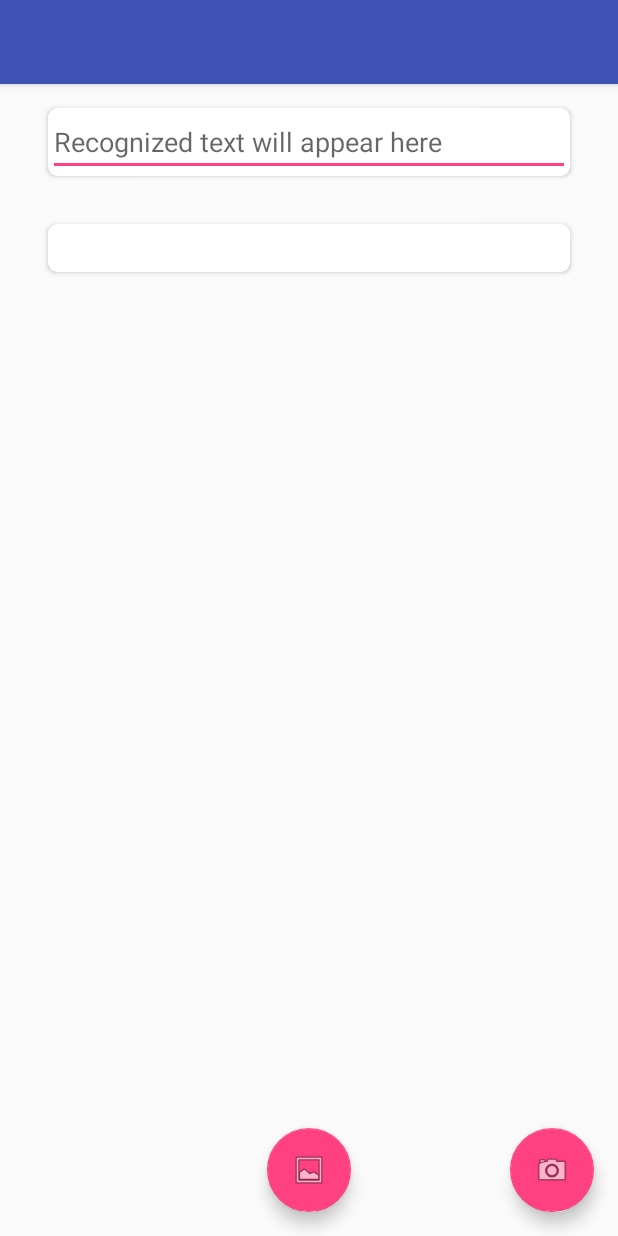
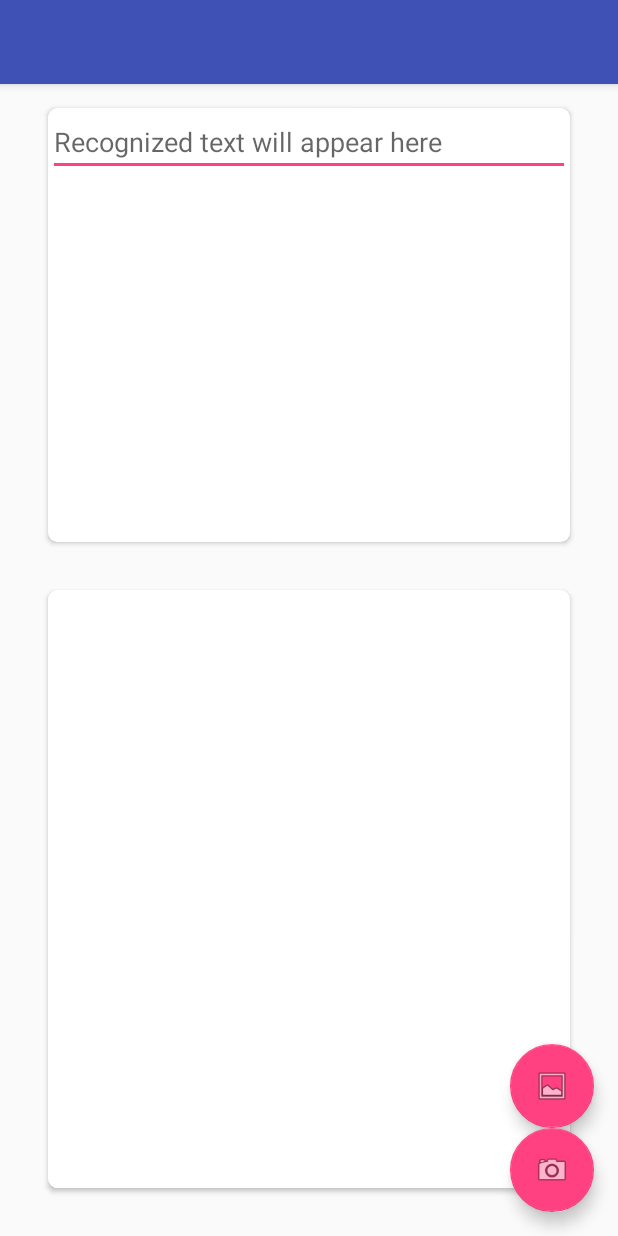
Before and after one commit to Anet93/tesseract-photo-recognition, an Android app: the screen it shows after launch (StartActivity), after a tap on an icon or button, on a phone screen of 412 x 824 dp. Run offline under Robolectric (Android 15) with nearby library versions, the phone set to English and light mode, and no system bars; our stand-ins replace ButterKnife; libraries missing offline, so code that uses them is left out: com.googlecode.tesseract; 4 statements that could not run were skipped.

Commit message:
changes part 2

```diff
--- a/app/src/main/AndroidManifest.xml
+++ b/app/src/main/AndroidManifest.xml
@@ -15,13 +15,13 @@
             android:screenOrientation="portrait">
             <intent-filter>
                 <action android:name="android.intent.action.MAIN" />
-
                 <category android:name="android.intent.category.LAUNCHER" />
             </intent-filter>
         </activity>
         <activity
             android:name=".activities.CropActivity"
-            android:theme="@style/AppTheme.NoActionBar">
+            android:theme="@style/AppTheme.NoActionBar"
+            android:screenOrientation="portrait">
         </activity>
     </application>
 
--- a/app/src/main/java/ua/com/mostivskyi/vitalii/tessaracttestapp/activities/StartActivity.java
+++ b/app/src/main/java/ua/com/mostivskyi/vitalii/tessaracttestapp/activities/StartActivity.java
@@ -2,7 +2,6 @@ package ua.com.mostivskyi.vitalii.tessaracttestapp.activities;
 
 import java.io.File;
 
-import android.Manifest;
 import android.annotation.TargetApi;
 import android.app.Activity;
 import android.content.Intent;
@@ -65,30 +64,37 @@ public class StartActivity extends Activity implements ActivityCompat.OnRequestP
     @OnClick(R.id.fabCamera)
     public void takePhotoButtonClick(View view) {
         Log.v(TAG, "Starting Camera app");
-
-        int currentapiVersion = android.os.Build.VERSION.SDK_INT;
-        if (currentapiVersion >= Build.VERSION_CODES.M) {
-            checkPermission();
-        }
         startCameraActivity();
     }
 
     @TargetApi(Build.VERSION_CODES.M)
     public void checkPermission(){
-        if (checkSelfPermission(Manifest.permission.CAMERA) != PackageManager.PERMISSION_GRANTED) {
-            requestPermissions(new String[]{Manifest.permission.CAMERA}, CAMERA_PERMISSION_CODE);
-        }
+//        if (checkSelfPermission(Manifest.permission.CAMERA) != PackageManager.PERMISSION_GRANTED) {
+//            requestPermissions(new String[]{Manifest.permission.CAMERA}, CAMERA_PERMISSION_CODE);
+//        }
+        String[] perms = {"android.permission.WRITE_EXTERNAL_STORAGE", "android.permission.CAMERA","android.permission.READ_EXTERNAL_STORAGE" };
+        int permsRequestCode = 200;
+        requestPermissions(perms, permsRequestCode);
+
     }
 
     @Override
     public void onRequestPermissionsResult (int requestCode, String[] permissions, int[] grantResults) {
-        if (requestCode == CAMERA_PERMISSION_CODE) {
-            if (grantResults[0] == PackageManager.PERMISSION_GRANTED) {
-                startCameraActivity();            }
-            else {
-                Toast.makeText(this, getResources().getString(R.string.canNotOpenCameraMessage),Toast.LENGTH_LONG);
-            }
+        switch(requestCode){
+            case 200:
+                boolean WRITE_EXTERNAL_STORAGE = grantResults[0]==PackageManager.PERMISSION_GRANTED;
+                boolean cameraAccepted = grantResults[1]==PackageManager.PERMISSION_GRANTED;
+                boolean READ_EXTERNAL_STORAGE = grantResults[2]==PackageManager.PERMISSION_GRANTED;
+                break;
         }
+
+//        if (requestCode == CAMERA_PERMISSION_CODE) {
+//            if (grantResults[0] == PackageManager.PERMISSION_GRANTED) {
+//                startCameraActivity();            }
+//            else {
+//                Toast.makeText(this, getResources().getString(R.string.canNotOpenCameraMessage),Toast.LENGTH_LONG);
+//            }
+//        }
     }
 
     @OnClick(R.id.fabGallary)
@@ -103,6 +109,11 @@ public class StartActivity extends Activity implements ActivityCompat.OnRequestP
         super.onCreate(savedInstanceState);
         setContentView(R.layout.activity_start);
         ButterKnife.bind(this);
+
+        int currentapiVersion = android.os.Build.VERSION.SDK_INT;
+        if (currentapiVersion >= Build.VERSION_CODES.M) {
+            checkPermission();
+        }
 
         initialize();
     }
--- a/app/src/main/res/layout/activity_start.xml
+++ b/app/src/main/res/layout/activity_start.xml
@@ -29,14 +29,16 @@
             android:layout_height="wrap_content"
             android:layout_gravity="bottom|end"
             android:layout_margin="@dimen/fab_margin"
-        android:src="@android:drawable/ic_menu_camera" />
+            android:src="@android:drawable/ic_menu_camera"/>
 
         <android.support.design.widget.FloatingActionButton
             android:id="@+id/fabGallary"
             android:layout_width="wrap_content"
             android:layout_height="wrap_content"
-        android:layout_gravity="bottom|center_horizontal"
+            android:layout_gravity="end"
             android:layout_margin="@dimen/fab_margin"
-        android:src="@android:drawable/ic_menu_gallery" />
+            android:src="@android:drawable/ic_menu_gallery"
+            app:layout_anchor="@id/fabCamera"
+            app:layout_anchorGravity="top"/>
 
 </android.support.design.widget.CoordinatorLayout>
--- a/app/src/main/res/layout/content_start.xml
+++ b/app/src/main/res/layout/content_start.xml
@@ -20,7 +20,8 @@
         android:id="@+id/cardViewText"
         android:padding="32dp"
         android:layout_margin="16dp"
-        card_view:cardCornerRadius="6dp">
+        card_view:cardCornerRadius="6dp"
+        android:layout_weight="40">
 
         <EditText
             android:id="@+id/recognizedTextField"
@@ -36,7 +37,8 @@
         android:id="@+id/cardViewView"
         android:padding="32dp"
         android:layout_margin="16dp"
-        card_view:cardCornerRadius="6dp">
+        card_view:cardCornerRadius="6dp"
+        android:layout_weight="60">
 
         <ImageView
             android:id="@+id/croppedImageView"
```
Also changed, not shown: app/src/main/java/ua/com/mostivskyi/vitalii/tessaracttestapp/helpers/FileHelper.java (+8 -2 lines), app/src/main/res/layout/activity_crop.xml (+4 -11 lines). Lines whose indentation alone changed are shown as unchanged.
